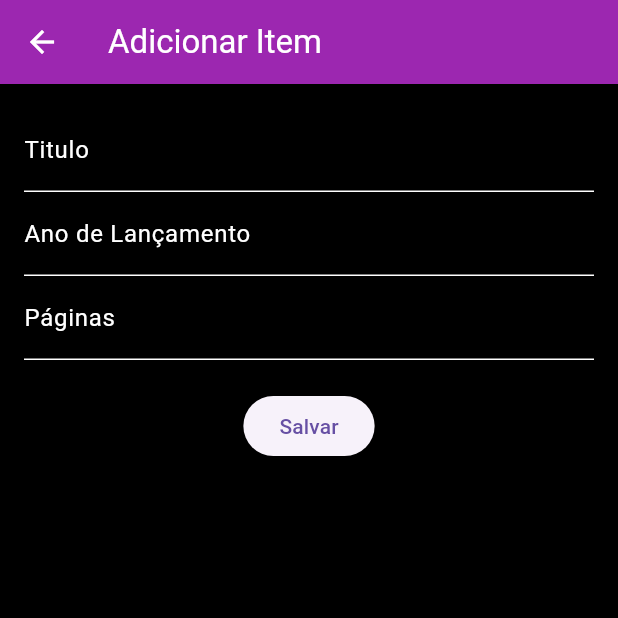
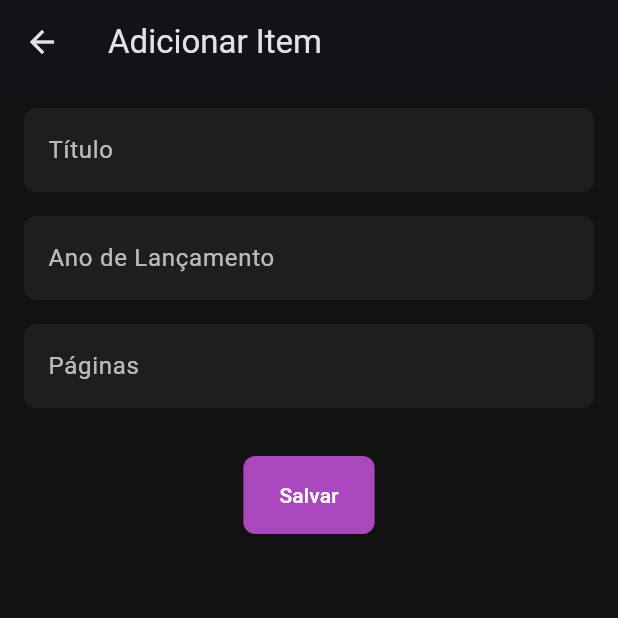
Before and after one commit to mikmathiaz/crud-livros-supabase, a Flutter app: the screen it shows after launch, after a tap on the "add" icon, on a phone screen of 412 x 824 dp, the top half of it. Run offline on Flutter 3.47's test engine with Material 3 defaults, Android fonts, the phone set to English and light mode, and no system bars; our stand-ins replace supabase_flutter; accounts and stored records are empty.

Commit message:
mudanças no desing do app

```diff
--- a/lib/main.dart
+++ b/lib/main.dart
@@ -19,19 +19,49 @@ class MyApp extends StatelessWidget {
 
   @override
   Widget build(BuildContext context) {
+    const primaryColor = Color(0xFF6A1B9A);
+    const accentColor = Color(0xFFAB47BC);
+    const backgroundColor = Color(0xFF121212);
+    const cardColor = Color(0xFF1E1E1E);
+
     return MaterialApp(
       title: 'App Supabase',
       theme: ThemeData(
-        scaffoldBackgroundColor: Colors.black,
-        appBarTheme: const AppBarTheme(
-          backgroundColor: Colors.purple,
+        brightness: Brightness.dark,
+        scaffoldBackgroundColor: backgroundColor,
+        primaryColor: primaryColor,
+        appBarTheme: const AppBarTheme(elevation: 0),
+        cardTheme: CardTheme(
+          color: cardColor,
+          elevation: 4,
+          margin: const EdgeInsets.symmetric(vertical: 8.0, horizontal: 16.0),
+          shape: RoundedRectangleBorder(
+            borderRadius: BorderRadius.circular(12),
+          ),
+        ),
+        floatingActionButtonTheme: const FloatingActionButtonThemeData(
+          backgroundColor: accentColor,
           foregroundColor: Colors.white,
         ),
-        floatingActionButtonTheme: const FloatingActionButtonThemeData(
-          backgroundColor: Colors.purple,
-          foregroundColor: Colors.white,
+        inputDecorationTheme: InputDecorationTheme(
+          filled: true,
+          fillColor: cardColor,
+          border: OutlineInputBorder(
+            borderRadius: BorderRadius.circular(8),
+            borderSide: BorderSide.none,
+          ),
+          labelStyle: const TextStyle(color: Colors.white70),
         ),
-        textTheme: const TextTheme(bodyMedium: TextStyle(color: Colors.white)),
+        elevatedButtonTheme: ElevatedButtonThemeData(
+          style: ElevatedButton.styleFrom(
+            backgroundColor: accentColor,
+            foregroundColor: Colors.white,
+            padding: const EdgeInsets.symmetric(vertical: 16, horizontal: 24),
+            shape: RoundedRectangleBorder(
+              borderRadius: BorderRadius.circular(8),
+            ),
+          ),
+        ),
       ),
       home: const ItemListScreen(),
       debugShowCheckedModeBanner: false,
--- a/lib/views/add_item_screen.dart
+++ b/lib/views/add_item_screen.dart
@@ -57,11 +57,15 @@ class _AddItemScreenState extends State<AddItemScreen> {
           await ApiService.addItem(newItem);
         }
 
+        if (mounted) {
           Navigator.of(context).pop();
+        }
       } catch (e) {
+        if (mounted) {
           ScaffoldMessenger.of(context).showSnackBar(
             SnackBar(content: Text('Erro ao salvar: ${e.toString()}')),
           );
+        }
         print('Erro ao salvar item: $e');
       }
     }
@@ -71,7 +75,8 @@ class _AddItemScreenState extends State<AddItemScreen> {
   Widget build(BuildContext context) {
     return Scaffold(
       appBar: AppBar(title: Text(isEditing ? 'Editar Item' : 'Adicionar Item')),
-      body: Padding(
+      body: SingleChildScrollView(
+        child: Padding(
           padding: const EdgeInsets.all(16.0),
           child: Form(
             key: _formKey,
@@ -80,16 +85,7 @@ class _AddItemScreenState extends State<AddItemScreen> {
                 TextFormField(
                   controller: _tituloController,
                   style: const TextStyle(color: Colors.white),
-                decoration: const InputDecoration(
-                  labelText: 'Titulo',
-                  labelStyle: TextStyle(color: Colors.white),
-                  enabledBorder: UnderlineInputBorder(
-                    borderSide: BorderSide(color: Colors.white),
-                  ),
-                  focusedBorder: UnderlineInputBorder(
-                    borderSide: BorderSide(color: Colors.purple),
-                  ),
-                ),
+                  decoration: const InputDecoration(labelText: 'Título'),
                   validator: (value) {
                     if (value == null || value.isEmpty) {
                       return 'Por favor, insira um título';
@@ -97,19 +93,14 @@ class _AddItemScreenState extends State<AddItemScreen> {
                     return null;
                   },
                 ),
+                const SizedBox(height: 16),
                 TextFormField(
                   controller: _anoController,
                   style: const TextStyle(color: Colors.white),
                   decoration: const InputDecoration(
                     labelText: 'Ano de Lançamento',
-                  labelStyle: TextStyle(color: Colors.white),
-                  enabledBorder: UnderlineInputBorder(
-                    borderSide: BorderSide(color: Colors.white),
                   ),
-                  focusedBorder: UnderlineInputBorder(
-                    borderSide: BorderSide(color: Colors.purple),
-                  ),
-                ),
+                  keyboardType: TextInputType.number,
                   validator: (value) {
                     if (value == null || value.isEmpty) {
                       return 'Por favor, insira um ano de lançamento';
@@ -117,19 +108,12 @@ class _AddItemScreenState extends State<AddItemScreen> {
                     return null;
                   },
                 ),
+                const SizedBox(height: 16),
                 TextFormField(
                   controller: _paginasController,
                   style: const TextStyle(color: Colors.white),
-                decoration: const InputDecoration(
-                  labelText: 'Páginas',
-                  labelStyle: TextStyle(color: Colors.white),
-                  enabledBorder: UnderlineInputBorder(
-                    borderSide: BorderSide(color: Colors.white),
-                  ),
-                  focusedBorder: UnderlineInputBorder(
-                    borderSide: BorderSide(color: Colors.purple),
-                  ),
-                ),
+                  decoration: const InputDecoration(labelText: 'Páginas'),
+                  keyboardType: TextInputType.number,
                   validator: (value) {
                     if (value == null || value.isEmpty) {
                       return 'Por favor, insira um número de páginas';
@@ -137,7 +121,7 @@ class _AddItemScreenState extends State<AddItemScreen> {
                     return null;
                   },
                 ),
-              const SizedBox(height: 20),
+                const SizedBox(height: 32),
                 ElevatedButton(
                   onPressed: _submitForm,
                   child: Text(isEditing ? 'Atualizar' : 'Salvar'),
@@ -146,6 +130,7 @@ class _AddItemScreenState extends State<AddItemScreen> {
             ),
           ),
         ),
+      ),
     );
   }
 }
```
Also changed, not shown: lib/views/item_list_screen.dart (+31 -10 lines). Lines whose indentation alone changed are shown as unchanged.
